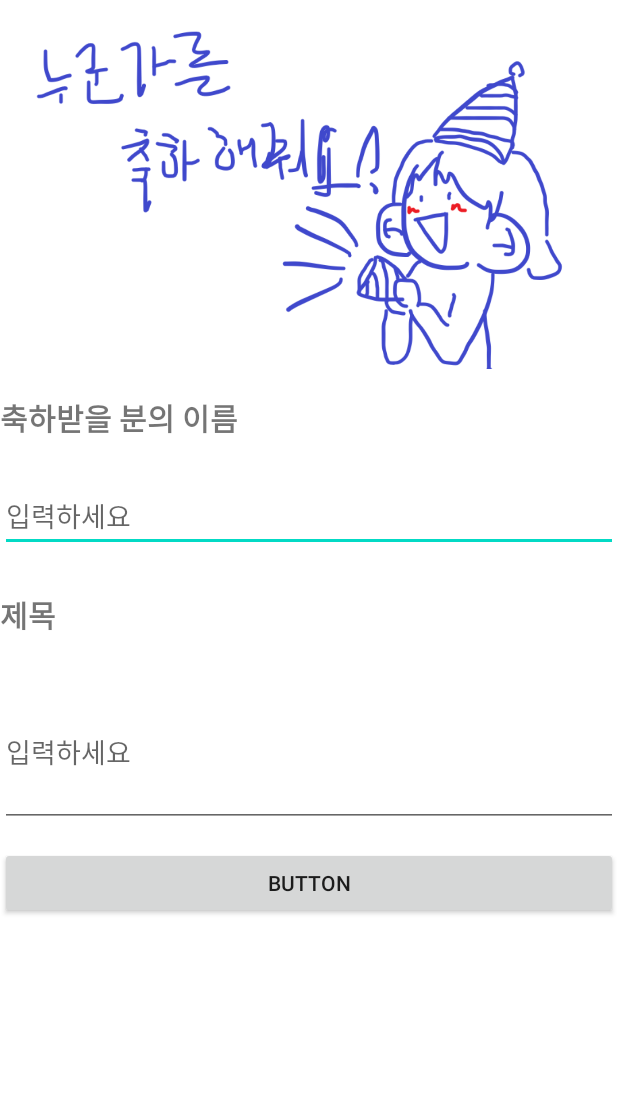
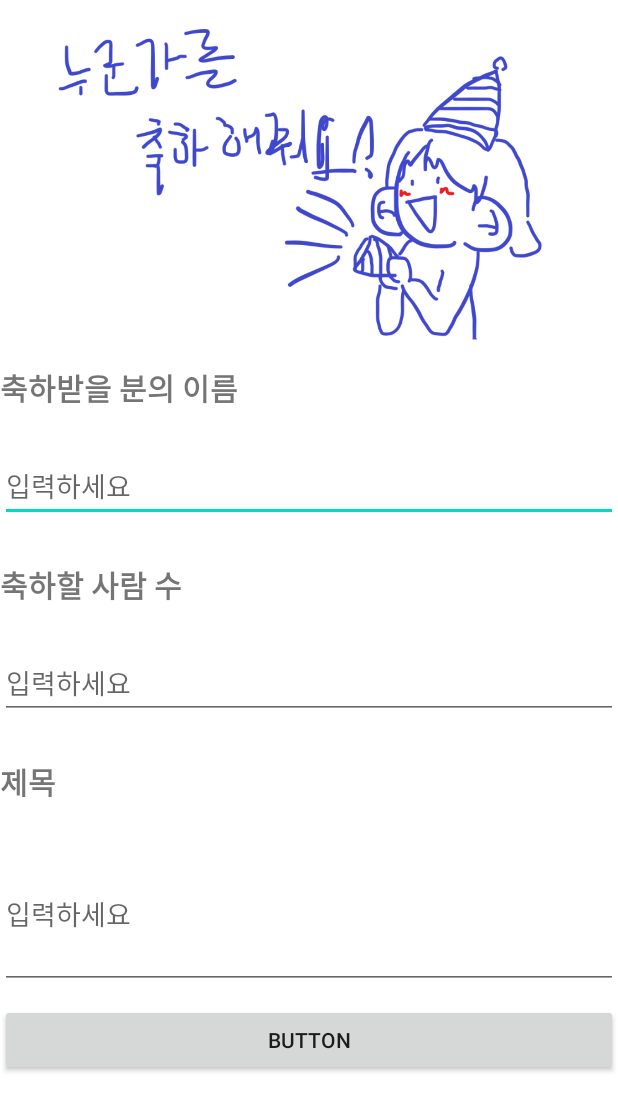
Before and after one commit to arin0220/android, an Android app: the screen it shows after launch (MainActivity), on a phone screen of 412 x 824 dp. Shown: the top 1111 px of the screen. Run offline under Robolectric (Android 15) with nearby library versions, the phone set to English and light mode, and no system bars.

Commit message:
b플랜 시작중... 데이터 클래스화 시도중

```diff
--- a/app/src/main/java/com/example/rollingpaper/MainActivity.kt
+++ b/app/src/main/java/com/example/rollingpaper/MainActivity.kt
@@ -11,6 +11,7 @@ import android.widget.Toast
 class MainActivity : Activity() {
     private lateinit var nameEditText: EditText // 이름을 입력하는 EditText
     private lateinit var menuEditText: EditText // 메뉴를 입력하는 EditText
+    private lateinit var numEditText: EditText // 인원수를 입력하는 EditText
 
     override fun onCreate(savedInstanceState: Bundle?) {
         super.onCreate(savedInstanceState)
@@ -19,24 +20,27 @@ class MainActivity : Activity() {
         // EditText 위젯을 findViewById를 사용하여 연결
         nameEditText = findViewById(R.id.name)
         menuEditText = findViewById(R.id.menu)
+        numEditText = findViewById(R.id.num_people)
+
     }
 
     // 버튼 클릭 이벤트 핸들러 메서드
     fun onButtonClick(view: View) {
         when (view.id) {
             R.id.button -> {
-                // 버튼이 클릭되었을 때 EditText에서 값을 가져와서 문자열로 변환
                 val nameText = nameEditText.text.toString()
                 val titleText = menuEditText.text.toString()
 
-                // 가져온 값들을 이용하여 Toast 메시지 표시
-                val message = "이름: $nameText, 메뉴: $titleText"
+                // UserData 객체를 생성하여 데이터 저장
+                val userData = UserData(nameText, titleText)
+
+                // 가져온 데이터를 사용
+                val message = "이름: ${userData.name}, 메뉴: ${userData.menu}"
                 Toast.makeText(this, message, Toast.LENGTH_SHORT).show()
 
-//                 새로운 액티비티로 전환
+                // 새로운 액티비티로 전환
                 val intent = Intent(this, Content::class.java)
                 startActivity(intent)
-                //전환완료
             }
         }
     }
--- /dev/null
+++ b/app/src/main/java/com/example/rollingpaper/UserData.kt
@@ -0,0 +1,6 @@
+package com.example.rollingpaper
+
+data class UserData(
+    val name: String,
+    val menu: String
+)
--- a/app/src/main/res/layout/activity_main.xml
+++ b/app/src/main/res/layout/activity_main.xml
@@ -11,7 +11,7 @@
         <ImageView
             android:id="@+id/imageView"
             android:layout_width="match_parent"
-            android:layout_height="250dp"
+            android:layout_height="230dp"
             android:src="@drawable/happy" />
 
 
@@ -34,6 +34,26 @@
             android:hint="입력하세요" />
 <!--            tools:layout_editor_absoluteX="0dp"-->
 <!--            tools:layout_editor_absoluteY="360dp"-->
+        <TextView
+            android:layout_width="match_parent"
+            android:layout_height="wrap_content"
+            android:layout_marginVertical="20px"
+            android:text="축하할 사람 수"
+            android:textSize="20sp"
+            android:textStyle="bold" />
+        <!--            tools:layout_editor_absoluteX="150dp"-->
+        <!--            tools:layout_editor_absoluteY="320dp" -->
+
+
+        <EditText
+            android:layout_width="match_parent"
+            android:layout_height="wrap_content"
+            android:layout_marginVertical="20px"
+            android:id="@+id/num_people"
+            android:inputType="number"
+            android:hint="입력하세요" />
+        <!--            tools:layout_editor_absoluteX="0dp"-->
+        <!--            tools:layout_editor_absoluteY="360dp"-->
 
 
         <TextView
@@ -49,7 +69,7 @@
         <EditText
             android:layout_width="match_parent"
             android:layout_height="100dp"
-            android:layout_marginVertical="20px"
+            android:layout_marginVertical="15px"
             android:id="@+id/menu"
             android:hint="입력하세요"/>
 <!--            tools:layout_editor_absoluteX="0dp"-->
```
